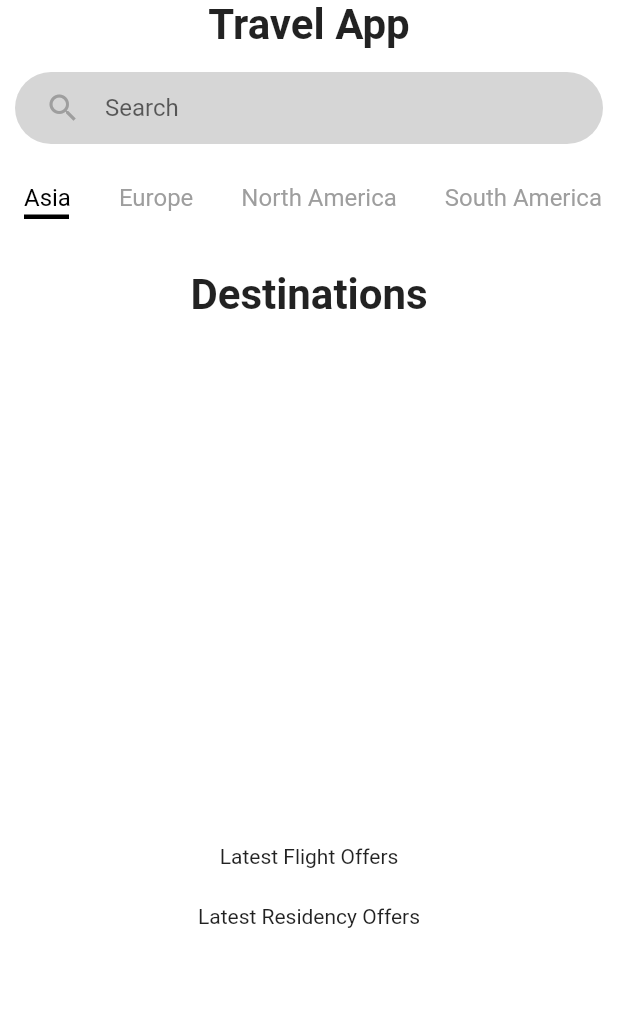
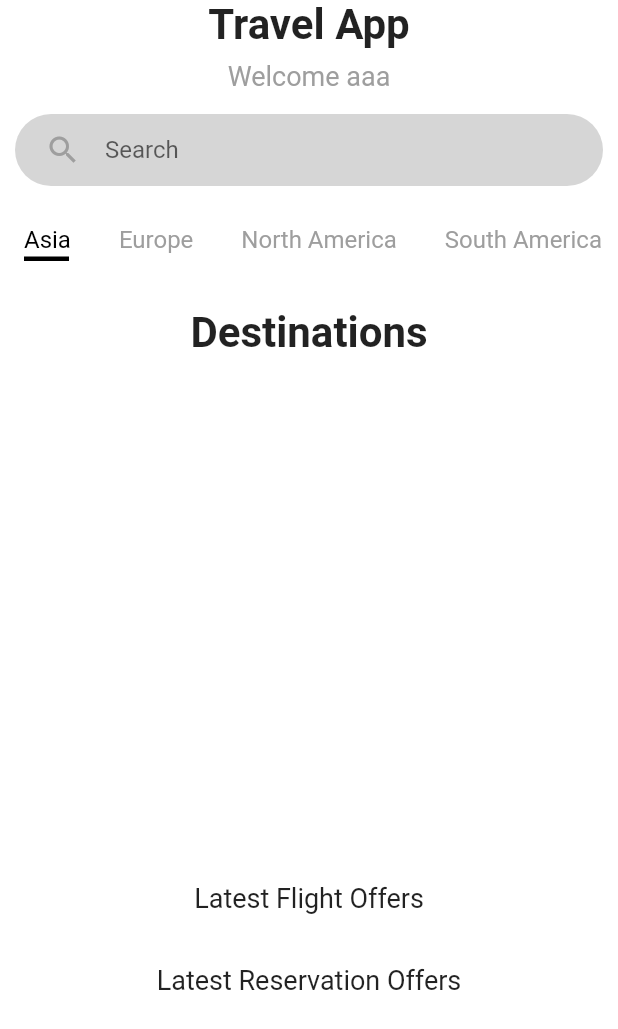
Before and after one commit to rez120/mobile-travel-application, a Flutter app: the HomeScreen screen opened directly, on a phone screen of 412 x 824 dp. Shown: the top 1029 px of the screen. Run offline on Flutter 3.47's test engine with Material 2 defaults, Android fonts, the phone set to English and light mode, and no system bars; our stand-ins replace flutter_spinkit; missing offline and left inert: linkify.

Commit message:
finalized home and continent screen

```diff
--- /dev/null
+++ b/lib/helpers/info.dart
@@ -0,0 +1,2 @@
+String username = "aaa";
+String password = "111";
--- a/lib/screens/home_screen/continent_screens/continent_screens.dart
+++ b/lib/screens/home_screen/continent_screens/continent_screens.dart
@@ -67,7 +67,10 @@ class _ContinentScreenState extends State<ContinentScreen> {
           //         .toList(),
           //   ),
           // ),
-          Text("Latest Flight Offers"),
+          Text(
+            "Latest Flight Offers",
+            style: TextStyle(fontSize: 18.0),
+          ),
           Container(
             margin: EdgeInsets.all(12.0),
             decoration: BoxDecoration(
@@ -91,7 +94,13 @@ class _ContinentScreenState extends State<ContinentScreen> {
                         ))
                     .toList()),
           ),
-          Text("Latest Residency Offers"),
+          SizedBox(
+            height: 10.0,
+          ),
+          Text(
+            "Latest Reservation Offers",
+            style: TextStyle(fontSize: 18.0),
+          ),
           Container(
             margin: EdgeInsets.all(12.0),
             decoration: BoxDecoration(
@@ -115,6 +124,7 @@ class _ContinentScreenState extends State<ContinentScreen> {
                         ))
                     .toList()),
           ),
+          SizedBox(height: 15.0),
         ],
       ),
     ));
--- a/lib/screens/home_screen/home_screen.dart
+++ b/lib/screens/home_screen/home_screen.dart
@@ -1,4 +1,5 @@
 import 'package:app/helpers/destination_sorter.dart';
+import 'package:app/helpers/info.dart';
 import 'package:app/screens/home_screen/continent_screens/continent_screens.dart';
 import 'package:app/screens/search_screen/search_screen.dart';
 import 'package:flutter/material.dart';
@@ -71,12 +72,19 @@ class _HomeScreenState extends State<HomeScreen> {
     return SafeArea(
       child: Scaffold(
         appBar: PreferredSize(
-          preferredSize: Size.fromHeight(170.0),
+          preferredSize: Size.fromHeight(195.0),
           child: Column(
             children: [
               Text(
                 "Travel App",
                 style: TextStyle(fontWeight: FontWeight.bold, fontSize: 28),
+              ),
+              SizedBox(
+                height: 7.0,
+              ),
+              Text(
+                "Welcome " + username,
+                style: TextStyle(color: Colors.grey, fontSize: 18),
               ),
               SizedBox(
                 height: 10.0,
```
Also changed, not shown: lib/screens/loading_screen/loading_screen.dart (+10 -3 lines), lib/screens/login_screen/login_screen.dart (+6 -2 lines), lib/screens/transaction_screen/transaction_screen.dart (+44 -0 lines).
